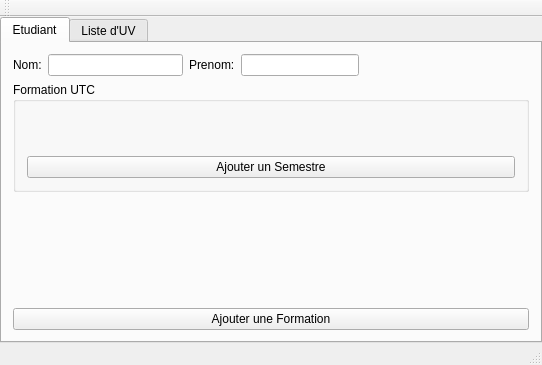
Above: src/view/mainwindow.ui from V1rgul/UT-profiler before the change. Below: the same form after it.
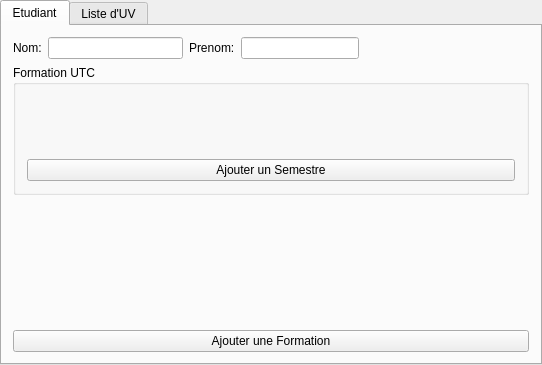
That is the form after the change.

Commit message: remove unused bars

Patch:
```diff
--- a/src/view/mainwindow.ui
+++ b/src/view/mainwindow.ui
@@ -161,15 +161,6 @@
     </rect>
    </property>
   </widget>
-  <widget class="QToolBar" name="mainToolBar">
-   <attribute name="toolBarArea">
-    <enum>TopToolBarArea</enum>
-   </attribute>
-   <attribute name="toolBarBreak">
-    <bool>false</bool>
-   </attribute>
-  </widget>
-  <widget class="QStatusBar" name="statusBar"/>
  </widget>
  <layoutdefault spacing="6" margin="11"/>
  <resources/>
```
